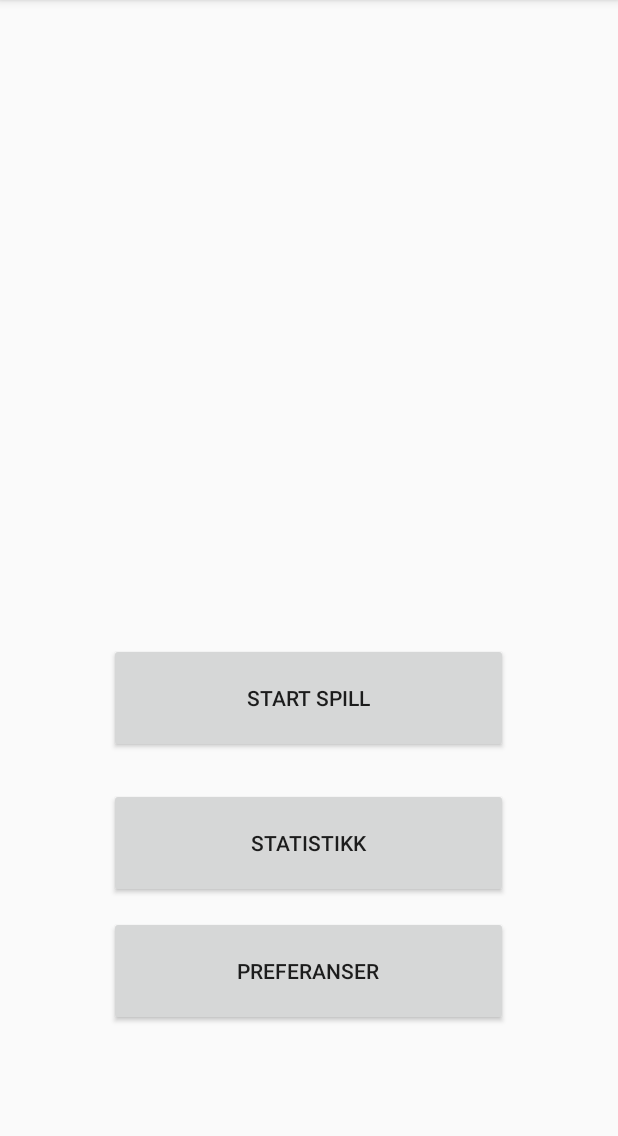
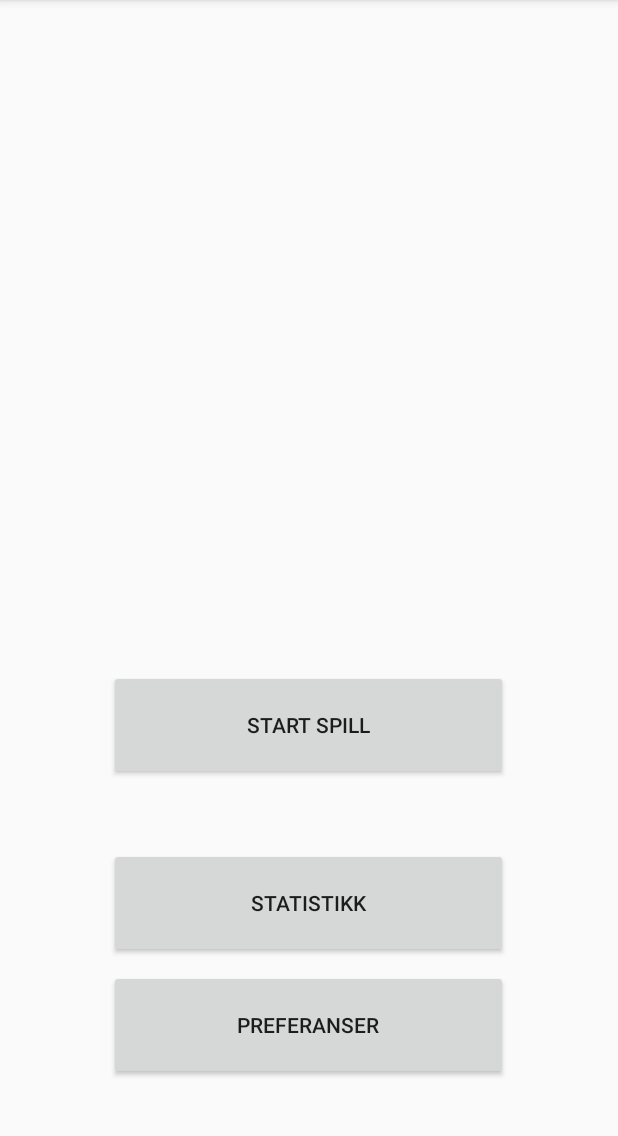
Before and after one commit to PeterSund/Mappe1_app, an Android app: the screen it shows after launch (MainActivity), on a phone screen of 412 x 824 dp, the part 84-1220 px from its top. Run offline under Robolectric (Android 15) with nearby library versions, the phone set to English and light mode, and no system bars.

Commit message:
Added navigation

```diff
--- a/app/src/main/java/com/example/mappe1/MainActivity.java
+++ b/app/src/main/java/com/example/mappe1/MainActivity.java
@@ -1,7 +1,10 @@
 package com.example.mappe1;
 
+import android.content.Intent;
 import android.support.v7.app.AppCompatActivity;
 import android.os.Bundle;
+import android.view.View;
+import android.widget.Button;
 
 public class MainActivity extends AppCompatActivity {
 
@@ -9,5 +12,34 @@ public class MainActivity extends AppCompatActivity {
     protected void onCreate(Bundle savedInstanceState) {
         super.onCreate(savedInstanceState);
         setContentView(R.layout.activity_main);
+
+        Button btnStartGame = (Button) findViewById(R.id.btnStartGame);
+        Button btnStats = (Button) findViewById(R.id.btnStats);
+        Button btnPref = (Button) findViewById(R.id.btnPref);
+        btnStartGame.setOnClickListener(this::onClick);
+        btnStats.setOnClickListener(this::onClick);
+        btnPref.setOnClickListener(this::onClick);
+    }
+
+
+    public void onClick(View view) {
+        switch (view.getId()){
+            case R.id.btnStartGame:
+                Intent intent1 = new Intent(this, MainActivity.class);
+                startActivity(intent1);
+                break;
+
+
+            case R.id.btnStats:
+                Intent intent2 = new Intent(this, StatsActivity.class);
+                startActivity(intent2);
+                break;
+            case R.id.btnPref:
+                Intent intent3 = new Intent(this, PrefActivity.class);
+                startActivity(intent3);
+                break;
+            default:
+                break;
+        }
     }
 }
--- a/app/src/main/res/layout/activity_main.xml
+++ b/app/src/main/res/layout/activity_main.xml
@@ -7,34 +7,38 @@
     tools:context=".MainActivity">
 
     <Button
-        android:id="@+id/button"
+        android:id="@+id/btnStats"
         android:layout_width="266dp"
         android:layout_height="73dp"
-        android:text="@string/menyStart"
-        app:layout_constraintBottom_toTopOf="@+id/button2"
-        app:layout_constraintEnd_toEndOf="parent"
-        app:layout_constraintHorizontal_bias="0.496"
-        app:layout_constraintStart_toStartOf="parent"
-        app:layout_constraintTop_toTopOf="parent"
-        app:layout_constraintVertical_bias="0.949" />
-
-    <Button
-        android:id="@+id/button2"
-        android:layout_width="266dp"
-        android:layout_height="73dp"
-        android:layout_marginBottom="12dp"
+        android:layout_marginBottom="8dp"
         android:text="@string/menyStats"
-        app:layout_constraintBottom_toTopOf="@+id/button3"
+        android:onClick="onClick"
+        app:layout_constraintBottom_toTopOf="@+id/btnPref"
         app:layout_constraintEnd_toEndOf="parent"
         app:layout_constraintHorizontal_bias="0.496"
         app:layout_constraintStart_toStartOf="parent" />
 
     <Button
-        android:id="@+id/button3"
+        android:id="@+id/btnStartGame"
         android:layout_width="266dp"
         android:layout_height="73dp"
-        android:layout_marginBottom="84dp"
+        android:layout_marginBottom="20dp"
+        android:text="@string/menyStart"
+        android:onClick="onClick"
+        app:layout_constraintBottom_toTopOf="@+id/btnStats"
+        app:layout_constraintEnd_toEndOf="parent"
+        app:layout_constraintHorizontal_bias="0.496"
+        app:layout_constraintStart_toStartOf="parent"
+        app:layout_constraintTop_toTopOf="parent"
+        app:layout_constraintVertical_bias="0.947" />
+
+    <Button
+        android:id="@+id/btnPref"
+        android:layout_width="266dp"
+        android:layout_height="73dp"
+        android:layout_marginBottom="48dp"
         android:text="@string/menyPref"
+        android:onClick="onClick"
         app:layout_constraintBottom_toBottomOf="parent"
         app:layout_constraintEnd_toEndOf="parent"
         app:layout_constraintHorizontal_bias="0.496"
```
Also changed, not shown: app/src/main/AndroidManifest.xml (+11 -0 lines), app/src/main/java/com/example/mappe1/PrefActivity.java (added, +20 -0 lines), app/src/main/java/com/example/mappe1/StatsActivity.java (added, +17 -0 lines), app/src/main/res/layout/activity_preferences.xml (added, +42 -0 lines), app/src/main/res/layout/activity_stats.xml (added, +19 -0 lines).
